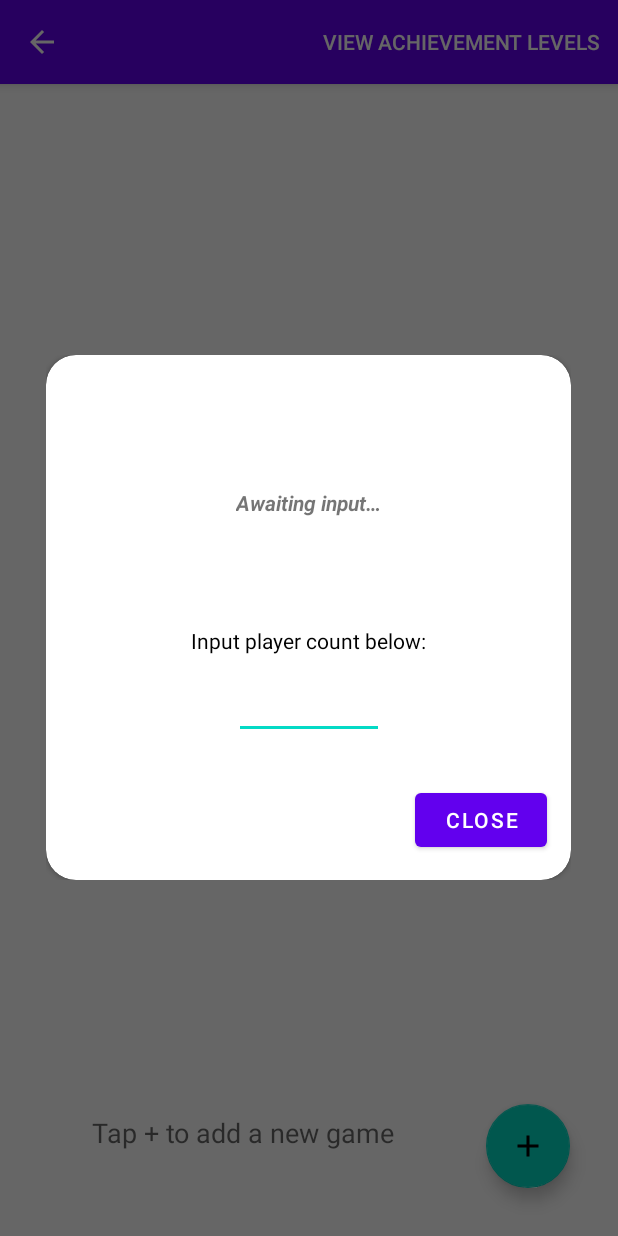
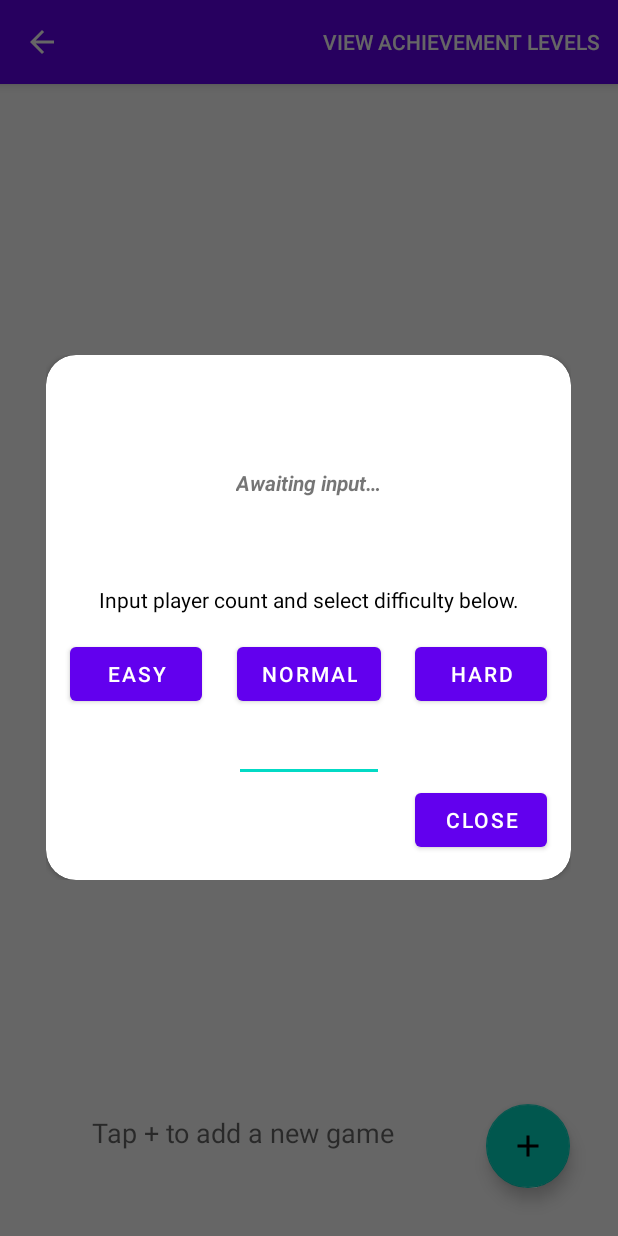
Before and after one commit to HobbesChiong/Co-operative-Goals-for-Competitive-Games, an Android app: the GamePlayedListActivity screen opened directly, with no data from a screen before it, after a tap on "VIEW ACHIEVEMENT LEVELS", on a phone screen of 412 x 824 dp. Run offline under Robolectric (Android 15) with nearby library versions, the phone set to English and light mode, and no system bars; 2 statements that could not run were skipped.

Commit message:
Update PlayedGame and GameType classes and achievementslevel dialog
Updated the two model classes for less code redundancy and achievementsleveldialog for difficulty scaling buttons

```diff
--- a/app/src/main/java/ca/cmpt276/iteration1/activities/GamePlayedListActivity.java
+++ b/app/src/main/java/ca/cmpt276/iteration1/activities/GamePlayedListActivity.java
@@ -22,6 +22,7 @@ import android.view.MenuItem;
 import android.widget.Button;
 import android.widget.EditText;
 import android.widget.TextView;
+import android.widget.Toast;
 
 import com.google.android.material.floatingactionbutton.FloatingActionButton;
 import com.google.gson.Gson;
@@ -50,6 +51,7 @@ import ca.cmpt276.iteration1.interfaces.GamePlayedListRecyclerViewInterface;
 public class GamePlayedListActivity extends AppCompatActivity implements GamePlayedListRecyclerViewInterface {
 
     private static final String GAME_TYPE_INDEX = "Position";
+
     // Index of which type of game we're dealing with
     private int gameTypeIndex;
 
@@ -58,8 +60,11 @@ public class GamePlayedListActivity extends AppCompatActivity implements GamePla
     private GameType gameType;
     private GamePlayedListRecyclerViewAdapter adapter;
 
+    // Fields for the achievement levels dialog
+    private Dialog achievementLevelsDialog;
     private TextView achievementLevels;
     private EditText achievementLevelPlayerCount;
+    private String dialogSelectedDifficulty = "Normal";
 
     public static Intent makeIntent(Context context, int pos){
         Intent intent = new Intent(context, GamePlayedListActivity.class);
@@ -224,17 +229,51 @@ public class GamePlayedListActivity extends AppCompatActivity implements GamePla
     }
 
     private void createAchievementLevelDialog() {
-        Dialog achievementLevelsDialog = new Dialog(GamePlayedListActivity.this);
+        achievementLevelsDialog = new Dialog(GamePlayedListActivity.this);
         achievementLevelsDialog.setContentView(R.layout.dialog_view_achievement_levels);
         achievementLevelsDialog.getWindow().setBackgroundDrawable(new ColorDrawable(Color.TRANSPARENT));
         achievementLevelsDialog.show();
 
         gameType = gm.getGameTypeFromString(this.gameTypeString);
 
-        achievementLevels = achievementLevelsDialog.findViewById(R.id.tvAchievementLevels);
+        Button btnDialogDifficultyEasy = achievementLevelsDialog.findViewById(R.id.btnDialogDifficultyEasy);
+        Button btnDialogDifficultyNormal = achievementLevelsDialog.findViewById(R.id.btnDialogDifficultyNormal);
+        Button btnDialogDifficultyHard = achievementLevelsDialog.findViewById(R.id.btnDialogDifficultyHard);
+
+        btnDialogDifficultyEasy.setOnClickListener(view -> {
+            dialogSelectedDifficulty = "Easy";
+            setAchievementLevelsText();
+            Toast.makeText(GamePlayedListActivity.this, "Selected \"Easy\" difficulty multiplier.", Toast.LENGTH_SHORT).show();
+        });
+        btnDialogDifficultyNormal.setOnClickListener(view -> {
+            dialogSelectedDifficulty = "Normal";
+            setAchievementLevelsText();
+            Toast.makeText(GamePlayedListActivity.this, "Selected \"Normal\" difficulty multiplier.", Toast.LENGTH_SHORT).show();
+        });
+        btnDialogDifficultyHard.setOnClickListener(view -> {
+            dialogSelectedDifficulty = "Hard";
+            setAchievementLevelsText();
+            Toast.makeText(GamePlayedListActivity.this, "Selected \"Hard\" difficulty multiplier.", Toast.LENGTH_SHORT).show();
+        });
 
         achievementLevelPlayerCount = achievementLevelsDialog.findViewById(R.id.etAchievementLevelPlayerCount);
-        achievementLevelPlayerCount.addTextChangedListener(playerCountInputWatcher);
+        achievementLevelPlayerCount.addTextChangedListener(new TextWatcher() {
+            // https://stackoverflow.com/questions/8543449/how-to-use-the-textwatcher-class-in-android
+            @Override
+            public void beforeTextChanged(CharSequence charSequence, int i, int i1, int i2) {
+
+            }
+
+            @Override
+            public void onTextChanged(CharSequence charSequence, int i, int i1, int i2) {
+                setAchievementLevelsText();
+            }
+
+            @Override
+            public void afterTextChanged(Editable editable) {
+
+            }
+        });
 
         Button closeAchievementLevelsDialog = achievementLevelsDialog.findViewById(R.id.btnCloseAchievementLevelsDialog);
         closeAchievementLevelsDialog.setOnClickListener(view -> {
@@ -242,16 +281,8 @@ public class GamePlayedListActivity extends AppCompatActivity implements GamePla
         });
     }
 
-    // https://stackoverflow.com/questions/8543449/how-to-use-the-textwatcher-class-in-android
-    private final TextWatcher playerCountInputWatcher = new TextWatcher() {
-
-        @Override
-        public void beforeTextChanged(CharSequence charSequence, int i, int i1, int i2) {
-
-        }
-
-        @Override
-        public void onTextChanged(CharSequence charSequence, int i, int i1, int i2) {
+    private void setAchievementLevelsText(){
+        achievementLevels = achievementLevelsDialog.findViewById(R.id.tvAchievementLevels);
         try {
             int playerCount = Integer.parseInt(achievementLevelPlayerCount.getText().toString());
 
@@ -261,7 +292,7 @@ public class GamePlayedListActivity extends AppCompatActivity implements GamePla
             }
             else {
                 String message = "";
-                    for (String line : gameType.getAchievementLevelScoreRequirements(playerCount)) {
+                for (String line : gameType.getAchievementLevelScoreRequirements(playerCount, dialogSelectedDifficulty)) {
                     message += line + "\n";
                 }
                 achievementLevels.setText(message);
@@ -271,12 +302,6 @@ public class GamePlayedListActivity extends AppCompatActivity implements GamePla
             achievementLevels.setText(R.string.waiting_for_input);
         }
     }
-
-        @Override
-        public void afterTextChanged(Editable editable) {
-
-        }
-    };
 
     /*
 * Code inspired by blog post on 29 Oct, 2022 from https://thumbb13555.pixnet.net/blog/post/311803031-%E7%A2%BC%E8%BE%B2%E6%97%A5%E5%B8%B8-%E3%80%8Eandroid-studio%E3%80%8F%E5%9F%BA%E6%9C%ACrecyclerview%E7%94%A8%E6%B3%95
--- a/app/src/main/res/layout/dialog_view_achievement_levels.xml
+++ b/app/src/main/res/layout/dialog_view_achievement_levels.xml
@@ -35,26 +35,27 @@
                 android:id="@+id/tvDialogInstructions"
                 android:layout_width="wrap_content"
                 android:layout_height="wrap_content"
-                android:layout_marginBottom="150dp"
+                android:layout_marginBottom="16dp"
                 android:text="@string/input_player_count_below"
                 android:textAlignment="center"
                 android:textColor="#000000"
-                app:layout_constraintBottom_toBottomOf="parent"
+                app:layout_constraintBottom_toTopOf="@+id/btnDialogDifficultyNormal"
                 app:layout_constraintEnd_toEndOf="parent"
+                app:layout_constraintHorizontal_bias="0.507"
                 app:layout_constraintStart_toStartOf="parent" />
 
             <EditText
                 android:id="@+id/etAchievementLevelPlayerCount"
                 android:layout_width="100dp"
                 android:layout_height="wrap_content"
-                android:layout_marginTop="8dp"
+                android:layout_marginBottom="65dp"
                 android:ems="10"
                 android:inputType="number"
                 android:minHeight="48dp"
                 android:textAlignment="center"
+                app:layout_constraintBottom_toBottomOf="parent"
                 app:layout_constraintEnd_toEndOf="parent"
-                app:layout_constraintStart_toStartOf="parent"
-                app:layout_constraintTop_toBottomOf="@+id/tvDialogInstructions" />
+                app:layout_constraintStart_toStartOf="parent" />
 
             <TextView
                 android:id="@+id/tvAchievementLevels"
@@ -69,6 +70,33 @@
                 app:layout_constraintStart_toStartOf="parent"
                 app:layout_constraintTop_toTopOf="parent" />
 
+            <Button
+                android:id="@+id/btnDialogDifficultyEasy"
+                android:layout_width="wrap_content"
+                android:layout_height="wrap_content"
+                android:layout_marginStart="16dp"
+                android:text="@string/easy"
+                app:layout_constraintStart_toStartOf="parent"
+                app:layout_constraintTop_toTopOf="@+id/btnDialogDifficultyNormal" />
+
+            <Button
+                android:id="@+id/btnDialogDifficultyNormal"
+                android:layout_width="wrap_content"
+                android:layout_height="wrap_content"
+                android:text="@string/normal"
+                app:layout_constraintBottom_toTopOf="@+id/etAchievementLevelPlayerCount"
+                app:layout_constraintEnd_toStartOf="@+id/btnDialogDifficultyHard"
+                app:layout_constraintStart_toEndOf="@+id/btnDialogDifficultyEasy" />
+
+            <Button
+                android:id="@+id/btnDialogDifficultyHard"
+                android:layout_width="wrap_content"
+                android:layout_height="wrap_content"
+                android:layout_marginEnd="16dp"
+                android:text="@string/hard"
+                app:layout_constraintEnd_toEndOf="parent"
+                app:layout_constraintTop_toTopOf="@+id/btnDialogDifficultyNormal" />
+
         </androidx.constraintlayout.widget.ConstraintLayout>
     </androidx.cardview.widget.CardView>
 </androidx.constraintlayout.widget.ConstraintLayout>
--- a/app/src/main/res/values/strings.xml
+++ b/app/src/main/res/values/strings.xml
@@ -13,7 +13,7 @@
     <string name="game_name">Game Name:</string>
     <string name="good_score">Good Score:</string>
     <string name="close">CLOSE</string>
-    <string name="input_player_count_below">Input player count below:</string>
+    <string name="input_player_count_below">Input player count and select difficulty below.</string>
     <string name="score">Score:</string>
     <string name="players">Players:</string>
     <!--\u0020 is the unicode character for a space. Android doesn't otherwise recognize it -->
```
Also changed, not shown: app/src/main/java/ca/cmpt276/iteration1/activities/GamePlayActivity.java (+14 -8 lines), app/src/main/java/ca/cmpt276/iteration1/model/GameType.java (+25 -18 lines). Lines whose indentation alone changed are shown as unchanged.
